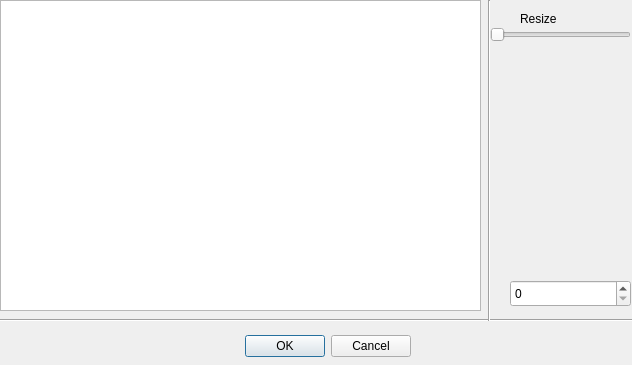
Before: the Qt Designer form systemimagedialog.ui in mcFrax/noteclick, drawn with Qt 5.
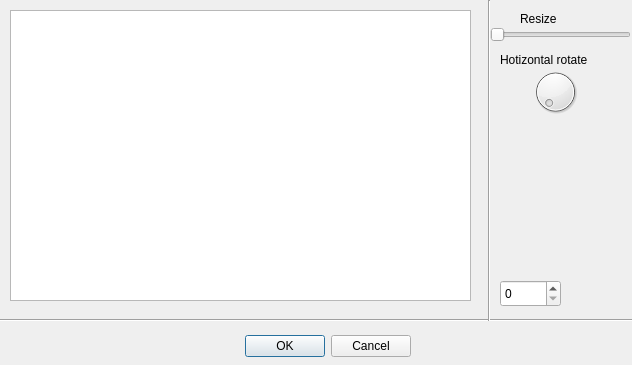
After: the same form once the commit is applied.

The edit to the form file:
```diff
--- a/systemimagedialog.ui
+++ b/systemimagedialog.ui
@@ -45,9 +45,9 @@
   <widget class="QSpinBox" name="spinBox">
    <property name="geometry">
     <rect>
-     <x>510</x>
+     <x>500</x>
      <y>280</y>
-     <width>121</width>
+     <width>61</width>
      <height>27</height>
     </rect>
    </property>
@@ -55,10 +55,10 @@
   <widget class="QGraphicsView" name="graphicsView">
    <property name="geometry">
     <rect>
-     <x>0</x>
-     <y>0</y>
-     <width>481</width>
-     <height>311</height>
+     <x>10</x>
+     <y>10</y>
+     <width>461</width>
+     <height>291</height>
     </rect>
    </property>
   </widget>
@@ -101,6 +101,29 @@
     <string>Resize</string>
    </property>
   </widget>
+  <widget class="QLabel" name="label_2">
+   <property name="geometry">
+    <rect>
+     <x>500</x>
+     <y>50</y>
+     <width>141</width>
+     <height>20</height>
+    </rect>
+   </property>
+   <property name="text">
+    <string>Hotizontal rotate</string>
+   </property>
+  </widget>
+  <widget class="QDial" name="dial">
+   <property name="geometry">
+    <rect>
+     <x>530</x>
+     <y>60</y>
+     <width>51</width>
+     <height>64</height>
+    </rect>
+   </property>
+  </widget>
  </widget>
  <resources/>
  <connections>
```
Left out of the diff: 2 changed lines with no effect on the pictures.
